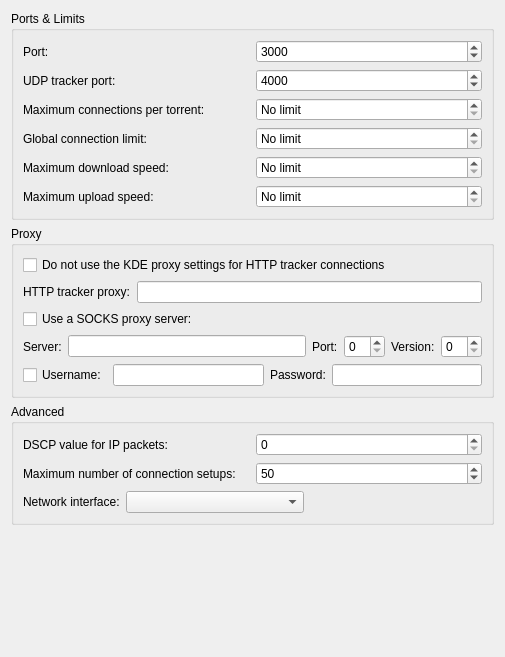
This is ktorrent/networkpref.ui in KDE/ktorrent as Qt 5 draws it before an edit. The edited form follows.
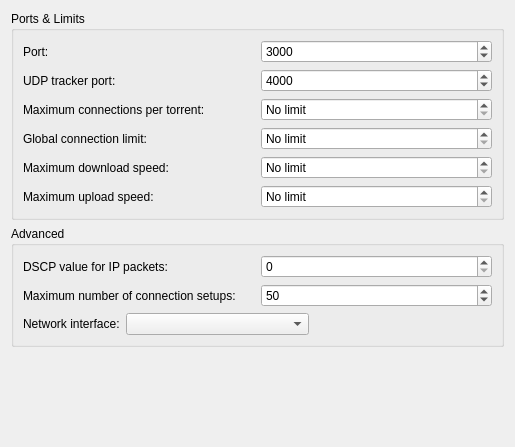
This is the edited form. Custom widgets are drawn as their Qt base class.

Commit message: Move proxy settings to a separate page in the settings dialog.

Diff of the .ui file:
```diff
--- a/ktorrent/networkpref.ui
+++ b/ktorrent/networkpref.ui
@@ -5,8 +5,8 @@
    <rect>
     <x>0</x>
     <y>0</y>
-    <width>505</width>
-    <height>657</height>
+    <width>501</width>
+    <height>447</height>
    </rect>
   </property>
   <property name="toolTip" >
@@ -167,156 +167,6 @@
      </layout>
     </widget>
    </item>
-   <item>
-    <widget class="QGroupBox" name="groupBox_3" >
-     <property name="title" >
-      <string>Proxy</string>
-     </property>
-     <layout class="QVBoxLayout" >
-      <item>
-       <widget class="QCheckBox" name="kcfg_doNotUseKDEProxy" >
-        <property name="toolTip" >
-         <string>&lt;html>&lt;head>&lt;meta name="qrichtext" content="1" />&lt;style type="text/css">
-p, li { white-space: pre-wrap; }
-&lt;/style>&lt;/head>&lt;body style=" font-family:'Sans Serif'; font-size:9pt; font-weight:400; font-style:normal;">
-&lt;p style=" margin-top:0px; margin-bottom:0px; margin-left:0px; margin-right:0px; -qt-block-indent:0; text-indent:0px;">Instead of using the KDE proxy settings, use the HTTP proxy specified below.&lt;/p>&lt;/body>&lt;/html></string>
-        </property>
-        <property name="text" >
-         <string>Do not use the KDE proxy settings for HTTP tracker connections</string>
-        </property>
-       </widget>
-      </item>
-      <item>
-       <layout class="QHBoxLayout" >
-        <item>
-         <widget class="QLabel" name="label_10" >
-          <property name="text" >
-           <string>HTTP tracker proxy:</string>
-          </property>
-         </widget>
-        </item>
-        <item>
-         <widget class="QLineEdit" name="kcfg_httpTrackerProxy" >
-          <property name="toolTip" >
-           <string>HTTP proxy to use for tracker connections.</string>
-          </property>
-         </widget>
-        </item>
-       </layout>
-      </item>
-      <item>
-       <widget class="QCheckBox" name="kcfg_socksEnabled" >
-        <property name="toolTip" >
-         <string>&lt;html>&lt;head>&lt;meta name="qrichtext" content="1" />&lt;style type="text/css">
-p, li { white-space: pre-wrap; }
-&lt;/style>&lt;/head>&lt;body style=" font-family:'Sans Serif'; font-size:9pt; font-weight:400; font-style:normal;">
-&lt;p style=" margin-top:0px; margin-bottom:0px; margin-left:0px; margin-right:0px; -qt-block-indent:0; text-indent:0px;">Use a SOCKS proxy server for bittorrent connections.&lt;/p>
-&lt;p style="-qt-paragraph-type:empty; margin-top:0px; margin-bottom:0px; margin-left:0px; margin-right:0px; -qt-block-indent:0; text-indent:0px;">&lt;/p>
-&lt;p style=" margin-top:0px; margin-bottom:0px; margin-left:0px; margin-right:0px; -qt-block-indent:0; text-indent:0px;">&lt;span style=" font-weight:600;">Note: &lt;/span>This is not used for tracker connections&lt;/p>&lt;/body>&lt;/html></string>
-        </property>
-        <property name="text" >
-         <string>Use a SOCKS proxy server:</string>
-        </property>
-       </widget>
-      </item>
-      <item>
-       <layout class="QHBoxLayout" >
-        <item>
-         <widget class="QLabel" name="label_12" >
-          <property name="text" >
-           <string>Server:</string>
-          </property>
-         </widget>
-        </item>
-        <item>
-         <widget class="QLineEdit" name="kcfg_socksProxy" >
-          <property name="toolTip" >
-           <string>&lt;html>&lt;head>&lt;meta name="qrichtext" content="1" />&lt;style type="text/css">
-p, li { white-space: pre-wrap; }
-&lt;/style>&lt;/head>&lt;body style=" font-family:'Sans Serif'; font-size:9pt; font-weight:400; font-style:normal;">
-&lt;p style=" margin-top:0px; margin-bottom:0px; margin-left:0px; margin-right:0px; -qt-block-indent:0; text-indent:0px;">IP address or hostname of the SOCKS server&lt;/p>&lt;/body>&lt;/html></string>
-          </property>
-         </widget>
-        </item>
-        <item>
-         <widget class="QLabel" name="label_11" >
-          <property name="text" >
-           <string>Port:</string>
-          </property>
-         </widget>
-        </item>
-        <item>
-         <widget class="QSpinBox" name="kcfg_socksPort" >
-          <property name="toolTip" >
-           <string>&lt;html>&lt;head>&lt;meta name="qrichtext" content="1" />&lt;style type="text/css">
-p, li { white-space: pre-wrap; }
-&lt;/style>&lt;/head>&lt;body style=" font-family:'Sans Serif'; font-size:9pt; font-weight:400; font-style:normal;">
-&lt;p style=" margin-top:0px; margin-bottom:0px; margin-left:0px; margin-right:0px; -qt-block-indent:0; text-indent:0px;">Port used by the SOCKS server&lt;/p>&lt;/body>&lt;/html></string>
-          </property>
-         </widget>
-        </item>
-        <item>
-         <widget class="QLabel" name="label_13" >
-          <property name="text" >
-           <string>Version:</string>
-          </property>
-         </widget>
-        </item>
-        <item>
-         <widget class="QSpinBox" name="kcfg_socksVersion" />
-        </item>
-       </layout>
-      </item>
-      <item>
-       <layout class="QHBoxLayout" >
-        <item>
-         <widget class="QCheckBox" name="kcfg_socksUsePassword" >
-          <property name="toolTip" >
-           <string>&lt;html>&lt;head>&lt;meta name="qrichtext" content="1" />&lt;style type="text/css">
-p, li { white-space: pre-wrap; }
-&lt;/style>&lt;/head>&lt;body style=" font-family:'Sans Serif'; font-size:10pt; font-weight:400; font-style:normal;">
-&lt;p style=" margin-top:0px; margin-bottom:0px; margin-left:0px; margin-right:0px; -qt-block-indent:0; text-indent:0px;">If the SOCKS server requires authentication via a username and a password, enable this box.&lt;/p>&lt;/body>&lt;/html></string>
-          </property>
-          <property name="text" >
-           <string>Username:</string>
-          </property>
-         </widget>
-        </item>
-        <item>
-         <widget class="QLineEdit" name="kcfg_socksUsername" >
-          <property name="toolTip" >
-           <string>&lt;html>&lt;head>&lt;meta name="qrichtext" content="1" />&lt;style type="text/css">
-p, li { white-space: pre-wrap; }
-&lt;/style>&lt;/head>&lt;body style=" font-family:'Sans Serif'; font-size:10pt; font-weight:400; font-style:normal;">
-&lt;p style=" margin-top:0px; margin-bottom:0px; margin-left:0px; margin-right:0px; -qt-block-indent:0; text-indent:0px;">Username for the SOCKS proxy server.&lt;/p>&lt;/body>&lt;/html></string>
-          </property>
-         </widget>
-        </item>
-        <item>
-         <widget class="QLabel" name="label_14" >
-          <property name="text" >
-           <string>Password:</string>
-          </property>
-         </widget>
-        </item>
-        <item>
-         <widget class="KLineEdit" name="kcfg_socksPassword" >
-          <property name="toolTip" >
-           <string>&lt;html>&lt;head>&lt;meta name="qrichtext" content="1" />&lt;style type="text/css">
-p, li { white-space: pre-wrap; }
-&lt;/style>&lt;/head>&lt;body style=" font-family:'Sans Serif'; font-size:10pt; font-weight:400; font-style:normal;">
-&lt;p style=" margin-top:0px; margin-bottom:0px; margin-left:0px; margin-right:0px; -qt-block-indent:0; text-indent:0px;">Password for the SOCKS proxy server.&lt;/p>&lt;/body>&lt;/html></string>
-          </property>
-          <property name="passwordMode" >
-           <bool>true</bool>
-          </property>
-         </widget>
-        </item>
-       </layout>
-      </item>
-     </layout>
-    </widget>
-   </item>
    <item>
     <widget class="QGroupBox" name="groupBox_2" >
      <property name="title" >
@@ -430,21 +280,14 @@
      </property>
      <property name="sizeHint" >
       <size>
-       <width>20</width>
-       <height>40</height>
+       <width>493</width>
+       <height>41</height>
       </size>
      </property>
     </spacer>
    </item>
   </layout>
  </widget>
- <customwidgets>
-  <customwidget>
-   <class>KLineEdit</class>
-   <extends>QLineEdit</extends>
-   <header>klineedit.h</header>
-  </customwidget>
- </customwidgets>
  <resources/>
  <connections>
   <connection>
```
Left out of the diff: 83 changed lines with no effect on the pictures. The commit also changes 5 other files.
